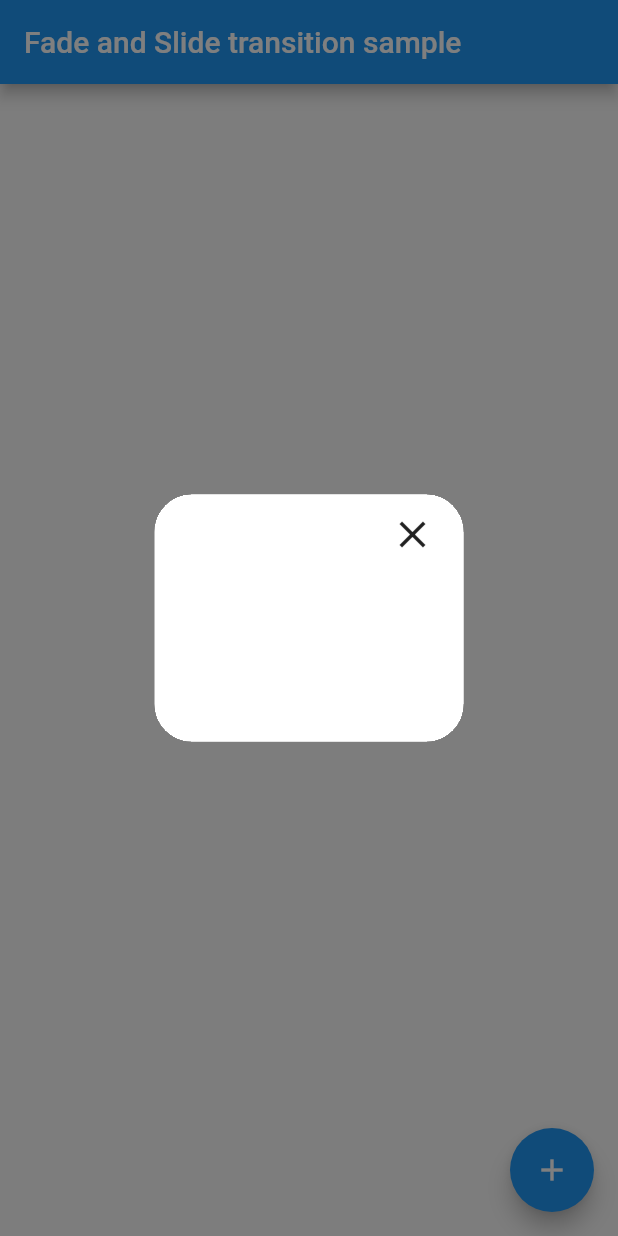
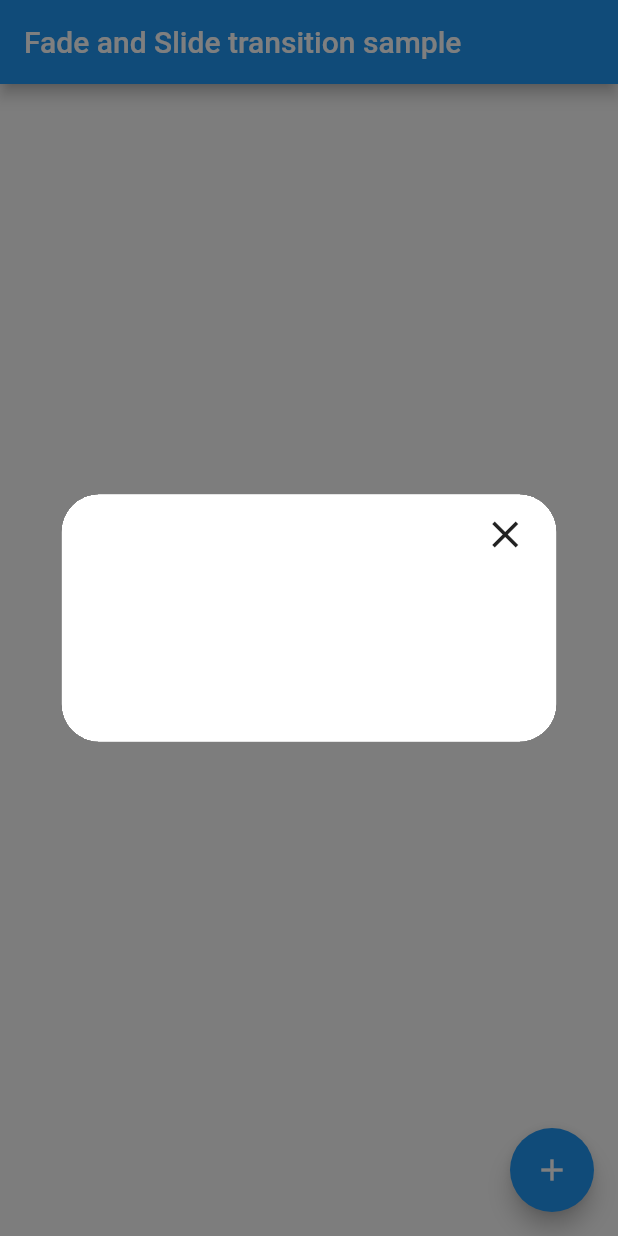
Before and after one commit to akdu12/raw_dialog_route_transition, a Flutter app: the screen it shows after launch, after a tap on the "add" icon, on a phone screen of 412 x 824 dp. Run offline on Flutter 3.47's test engine with Material 2 defaults, Android fonts, the phone set to English and light mode, and no system bars.

Commit message:
Adjust the popup size

```diff
--- a/lib/main.dart
+++ b/lib/main.dart
@@ -55,7 +55,7 @@ class WarningPopUp extends StatelessWidget {
         clipBehavior: Clip.hardEdge,
         child: Container(
           constraints: BoxConstraints.expand(
-              width: size.width * 0.5, height: size.height * 0.2),
+              width: size.width * 0.8, height: size.height * 0.2),
           color: Colors.white,
           padding: EdgeInsets.symmetric(horizontal: 10,vertical: 3),
           alignment: Alignment.topRight,
```
